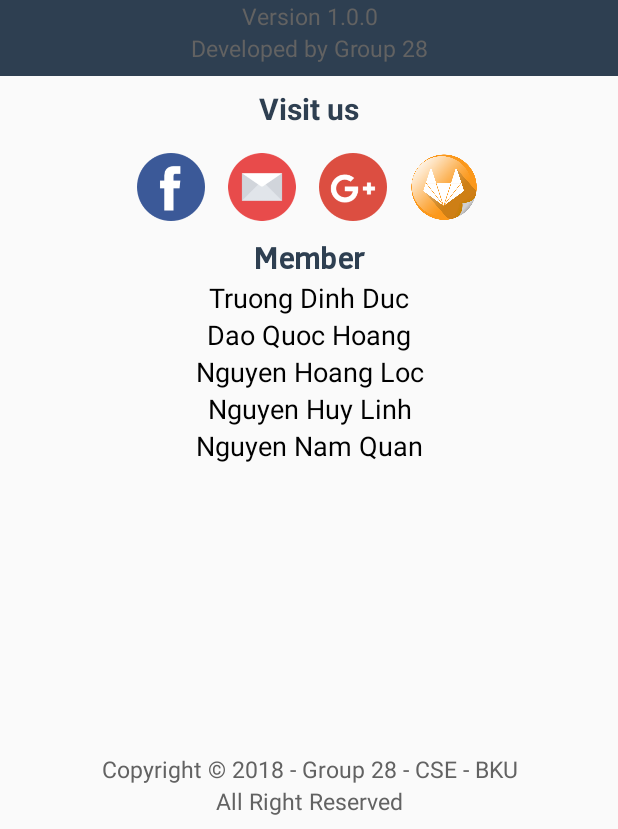
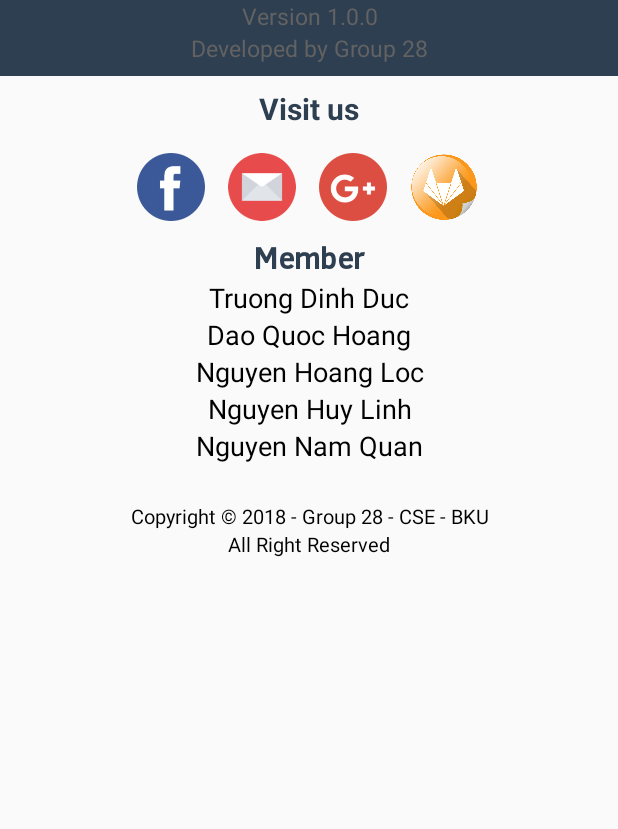
Before and after one commit to hoangloc0402/BlueSky-WeatherInfo, an Android app: the ActivityAboutApp screen opened directly, with no data from a screen before it, on a phone screen of 412 x 824 dp, the part 407-1236 px from its top. Run offline under Robolectric (Android 15) with nearby library versions, the phone set to English and light mode, and no system bars.

Commit message:
fix simple day format

```diff
--- a/app/src/main/java/com/ttcnpm/group28/weatherapp/dinhduc/DatabaseManager.java
+++ b/app/src/main/java/com/ttcnpm/group28/weatherapp/dinhduc/DatabaseManager.java
@@ -126,7 +126,6 @@ public class DatabaseManager extends SQLiteOpenHelper {
         onCreate(db);
     }
     public void addInformation(ArrayList<WeatherInformationPacket> list, String tableName) {
-        Log.d("abcdefghiklmn","----------------------------------------------");
         deleteTable(tableName);
         SQLiteDatabase db = this.getWritableDatabase();
 
--- a/app/src/main/java/com/ttcnpm/group28/weatherapp/hoangloc/AdapterRCVForecastDay.java
+++ b/app/src/main/java/com/ttcnpm/group28/weatherapp/hoangloc/AdapterRCVForecastDay.java
@@ -46,13 +46,13 @@ public class AdapterRCVForecastDay extends RecyclerView.Adapter<AdapterRCVForeca
         WeatherInformationPacket WIP = data.get(position);
         if (WIP == null)
             return;
-        holder.textViewDaysOfWeek.setText(WeatherUtils.getDayEEEE(WIP));
-
         boolean toF = ActivityMain.weatherSharedPref.getString(WeatherKeyWord.CURRENT_TEMPERATURE_TYPE, WeatherKeyWord.CELCIUS)
                 .equals(WeatherKeyWord.FARENHEIT);
-        holder.textViewMinTemp.setText(WeatherUtils.convertTemperatureWithoutConcat(WIP.minTempC, toF) + " -");
+        holder.textViewMinTemp.setText(WeatherUtils.convertTemperatureWithoutConcat(WIP.minTempC, toF) + "-");
         holder.textViewMaxTemp.setText(WeatherUtils.convertTemperatureWithoutConcat(WIP.maxTempC, toF));
         holder.imageViewWeatherStatus.setBackgroundResource(WeatherUtils.getWeatherStatusResourceID(Integer.valueOf(WIP.weatherCode)));
+        holder.textViewDaysOfWeek.setText(WeatherUtils.getDayEEEE(WIP));
+        holder.textViewDaysOfWeek.setVisibility(View.VISIBLE);
     }
 
     @Override
--- a/app/src/main/java/com/ttcnpm/group28/weatherapp/hoangloc/FragmentWeather.java
+++ b/app/src/main/java/com/ttcnpm/group28/weatherapp/hoangloc/FragmentWeather.java
@@ -432,6 +432,7 @@ public class FragmentWeather extends Fragment{
         imageViewCurrentCloudCover.setVisibility(View.VISIBLE);
         imageViewCurrentHumidity.setVisibility(View.VISIBLE);
         textViewDetail.setVisibility(View.VISIBLE);
+        cardViewForecast.invalidate();
     }
 
     void setCurrentWeatherStatusViewForNoInternetConnection(){
--- a/app/src/main/res/layout/activity_about_app.xml
+++ b/app/src/main/res/layout/activity_about_app.xml
@@ -1,10 +1,14 @@
 <?xml version="1.0" encoding="utf-8"?>
-<android.support.constraint.ConstraintLayout xmlns:android="http://schemas.android.com/apk/res/android"
+<ScrollView xmlns:android="http://schemas.android.com/apk/res/android"
     xmlns:app="http://schemas.android.com/apk/res-auto"
     xmlns:tools="http://schemas.android.com/tools"
+    tools:context=".quochoang.ActivityAboutApp"
     android:layout_width="match_parent"
-    android:layout_height="match_parent"
-    tools:context=".quochoang.ActivityAboutApp">
+    android:layout_height="match_parent">
+
+    <android.support.constraint.ConstraintLayout
+        android:layout_width="match_parent"
+        android:layout_height="match_parent">
 
         <android.support.v7.widget.Toolbar
             android:id="@+id/aboutToolBar"
@@ -165,17 +169,6 @@
             tools:ignore="MissingConstraints"
             tools:layout_editor_absoluteX="16dp" />
 
-    <TextView
-        android:id="@+id/textViewGroup"
-        android:layout_width="match_parent"
-        android:layout_height="wrap_content"
-        android:gravity="center"
-        android:text="@string/copyright"
-        android:textColor="@color/gray"
-        android:textSize="15sp"
-        app:layout_constraintBottom_toTopOf="@+id/textViewEnd"
-        tools:ignore="MissingConstraints"
-        tools:layout_editor_absoluteX="16dp" />
 
         <TextView
             android:id="@+id/textViewMember"
@@ -254,16 +247,29 @@
             tools:layout_editor_absoluteX="0dp" />
 
         <TextView
-        android:id="@+id/textViewEnd"
+            android:id="@+id/textViewName06"
             android:layout_width="match_parent"
             android:layout_height="wrap_content"
-        android:layout_marginBottom="8dp"
+            android:layout_marginTop="50dp"
             android:gravity="center"
-        android:text="@string/all_right_reserved"
-        android:textColor="@color/gray"
-        android:textSize="15sp"
-        app:layout_constraintBottom_toBottomOf="parent"
+            android:text="@string/copyright"
+            android:textColor="@color/black"
+            android:textSize="13sp"
+            app:layout_constraintTop_toBottomOf="@+id/textViewName04"
             tools:ignore="MissingConstraints"
             tools:layout_editor_absoluteX="0dp" />
 
+        <TextView
+            android:id="@+id/textViewName07"
+            android:layout_width="match_parent"
+            android:layout_height="wrap_content"
+            android:gravity="center"
+            android:text="@string/all_right_reserved"
+            android:textColor="@color/black"
+            android:textSize="13sp"
+            app:layout_constraintTop_toBottomOf="@+id/textViewName06"
+            tools:ignore="MissingConstraints"
+            tools:layout_editor_absoluteX="16dp" />
+
     </android.support.constraint.ConstraintLayout>
+</ScrollView>
--- a/app/src/main/res/layout/recyclerview_forecast_day.xml
+++ b/app/src/main/res/layout/recyclerview_forecast_day.xml
@@ -14,7 +14,7 @@
 
         <TextView
             android:id="@+id/textViewDaysOfWeek"
-            android:layout_width="wrap_content"
+            android:layout_width="120dp"
             android:layout_height="wrap_content"
             android:layout_marginBottom="8dp"
             android:layout_marginStart="16dp"
```
Also changed, not shown: app/src/main/java/com/ttcnpm/group28/weatherapp/hoangloc/WeatherUtils.java (+30 -14 lines), 2 other files. Lines whose indentation alone changed are shown as unchanged.
